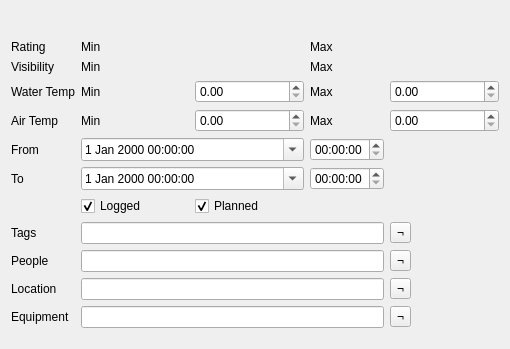
subsurface/subsurface, file desktop-widgets/filterwidget2.ui: the form before one commit.
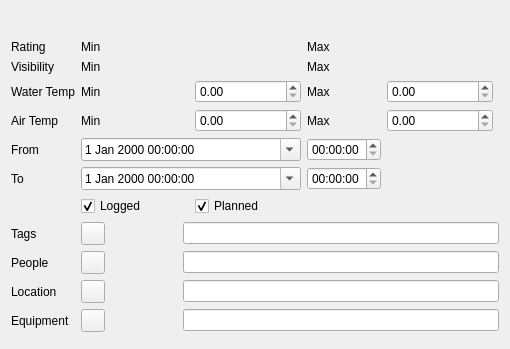
The form after the commit. Icons and pictures are not drawn. Custom widgets are drawn as their Qt base class.

Commit message:
Desktop: change filter negate buttons
Use button text to indicate what the current state is (done in code) and use
tool tip to tell the user that pressing the button negates the filter's effect.

Patch:
```diff
--- a/desktop-widgets/filterwidget2.ui
+++ b/desktop-widgets/filterwidget2.ui
@@ -21,7 +21,7 @@
      </property>
     </widget>
    </item>
-   <item row="8" column="2" colspan="6">
+   <item row="8" column="4" colspan="6">
     <widget class="QLineEdit" name="tags"/>
    </item>
    <item row="1" column="2">
@@ -121,7 +121,7 @@
      </property>
     </widget>
    </item>
-   <item row="10" column="2" colspan="6">
+   <item row="10" column="4" colspan="6">
     <widget class="QLineEdit" name="location"/>
    </item>
    <item row="11" column="0">
@@ -137,7 +137,7 @@
    <item row="4" column="8">
     <widget class="QDoubleSpinBox" name="maxAirTemp"/>
    </item>
-   <item row="11" column="2" colspan="6">
+   <item row="11" column="4" colspan="6">
     <widget class="QLineEdit" name="equipment"/>
    </item>
    <item row="3" column="0">
@@ -147,7 +147,7 @@
      </property>
     </widget>
    </item>
-   <item row="9" column="2" colspan="6">
+   <item row="9" column="4" colspan="6">
     <widget class="QLineEdit" name="people"/>
    </item>
    <item row="4" column="7">
@@ -291,41 +291,29 @@
      </property>
     </widget>
    </item>
-   <item row="8" column="8">
+   <item row="8" column="2" colspan="2">
     <widget class="QToolButton" name="tagsNegate">
-     <property name="text">
-      <string>¬</string>
-     </property>
      <property name="checkable">
       <bool>true</bool>
      </property>
     </widget>
    </item>
-   <item row="9" column="8">
+   <item row="9" column="2" colspan="2">
     <widget class="QToolButton" name="peopleNegate">
-     <property name="text">
-      <string>¬</string>
-     </property>
      <property name="checkable">
       <bool>true</bool>
      </property>
     </widget>
    </item>
-   <item row="10" column="8">
+   <item row="10" column="2" colspan="2">
     <widget class="QToolButton" name="locationNegate">
-     <property name="text">
-      <string>¬</string>
-     </property>
      <property name="checkable">
       <bool>true</bool>
      </property>
     </widget>
    </item>
-   <item row="11" column="8">
+   <item row="11" column="2" colspan="2">
     <widget class="QToolButton" name="equipmentNegate">
-     <property name="text">
-      <string>¬</string>
-     </property>
      <property name="checkable">
       <bool>true</bool>
      </property>
```
Left out of the diff: 12 changed lines with no effect on the pictures.
